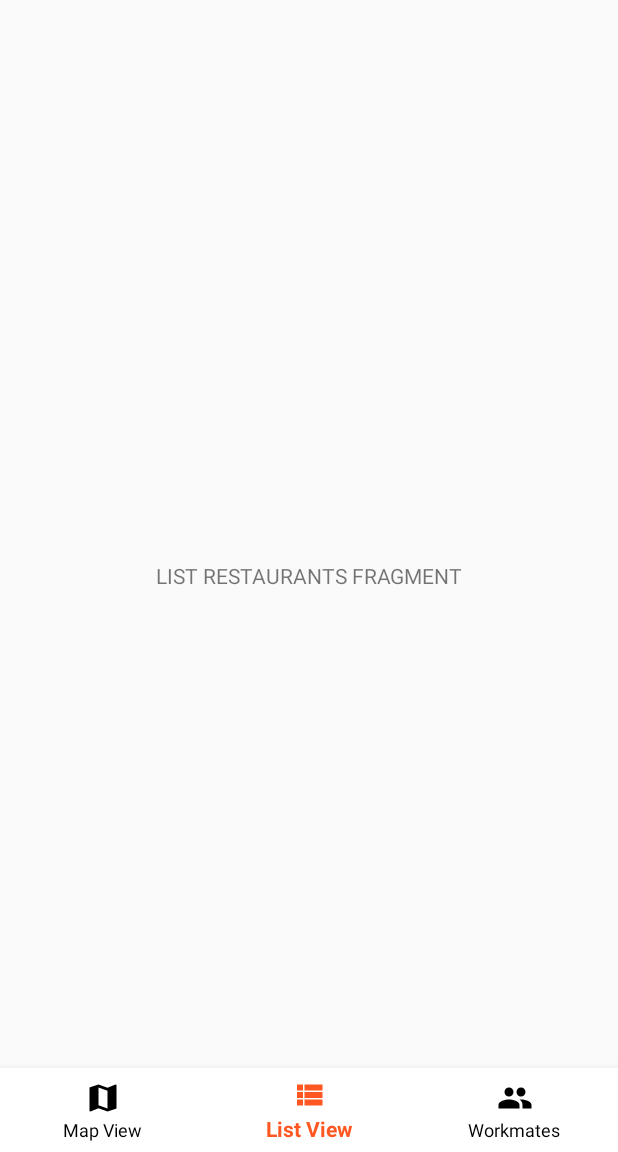
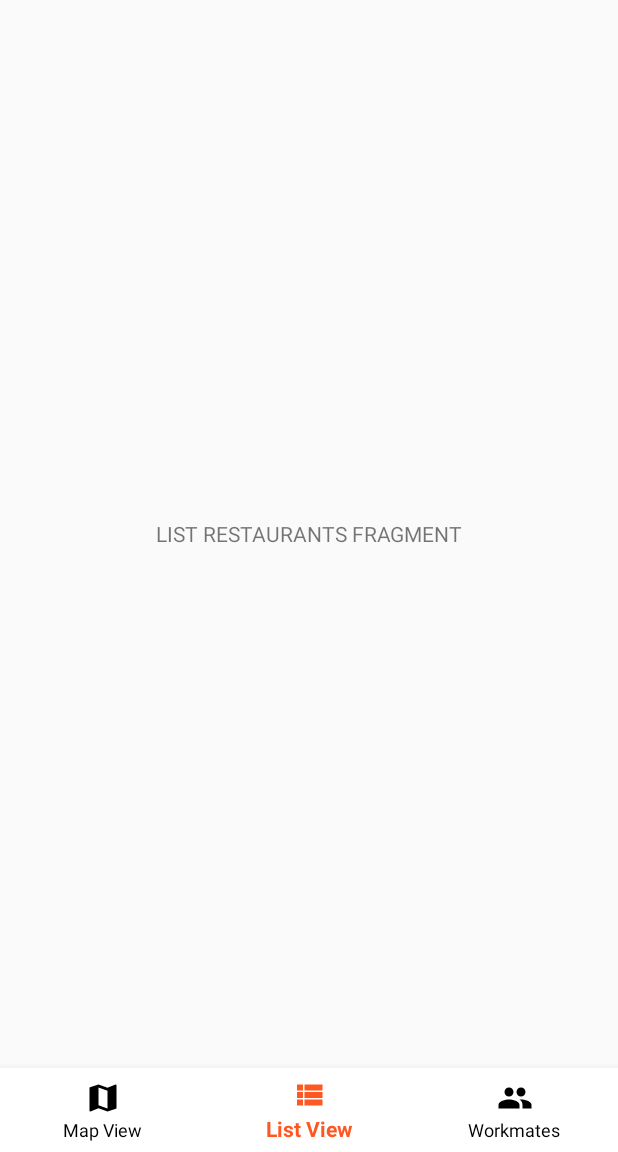
Before and after one commit to CharlotteJu/Go4Launch, an Android app: the screen it shows after launch once a user with an empty profile is signed in (MainActivity), item 2 of the bottom bar chosen, on a phone screen of 412 x 824 dp, the part 84-1236 px from its top. Run offline under Robolectric (Android 15) with nearby library versions, the phone set to English and light mode, and no system bars; our stand-ins replace ButterKnife, Firebase (no records; nobody signed in at launch, a user with empty details on screens opened directly); libraries missing offline, so code that uses them is left out: com.firebase.ui.

Commit message:
Modification Navigation Drawer Layout

```diff
--- a/app/build.gradle
+++ b/app/build.gradle
@@ -56,5 +56,4 @@ dependencies {
     androidTestImplementation 'androidx.test.espresso:espresso-core:3.2.0'
 
 
-
 }
--- a/app/src/main/java/com/example/go4lunch/view/activities/AuthActivity.java
+++ b/app/src/main/java/com/example/go4lunch/view/activities/AuthActivity.java
@@ -30,12 +30,17 @@ public class AuthActivity extends AppCompatActivity {
     private final static int FIREBASE_UI = 100;
 
     @Override
+    protected void onStart() {
+        super.onStart();
+        this.userConnected();
+    }
+
+    @Override
     protected void onCreate(Bundle savedInstanceState) {
-        this.userConnected();
+
         super.onCreate(savedInstanceState);
         setContentView(R.layout.activity_auth);
         ButterKnife.bind(this);
-
     }
 
 
--- a/app/src/main/java/com/example/go4lunch/view/activities/MainActivity.java
+++ b/app/src/main/java/com/example/go4lunch/view/activities/MainActivity.java
@@ -63,13 +63,19 @@ public class MainActivity extends AppCompatActivity implements NavigationView.On
         configureNavigationView();
     }
 
+    ///////////////////////////////////CONFIGURE METHODS///////////////////////////////////
 
-    //CONFIGURE TOOLBAR
+    /**
+     * Configure the Toolbar {@link Toolbar}
+     */
     private void configureToolbar()
     {
         setSupportActionBar(toolbar);
     }
 
+    /**
+     * Configure the DrawerLayout {@link DrawerLayout}
+     */
     private void configureDrawerLayout()
     {
         ActionBarDrawerToggle toggle = new ActionBarDrawerToggle(this, drawerLayout, toolbar,
@@ -78,45 +84,17 @@ public class MainActivity extends AppCompatActivity implements NavigationView.On
         toggle.syncState();
     }
 
+    /**
+     * Configure the NavigationView {@link NavigationView}
+     */
     private void configureNavigationView()
     {
         navigationView.setNavigationItemSelectedListener(this);
     }
 
-    //CONFIGURE VIEW
-    private void displayFragment(Fragment fragment)
-    {
-        getSupportFragmentManager().beginTransaction().replace(R.id.navigation_drawer_frame_layout, fragment).commit();
-    }
-
-    private MapViewFragment displayMapViewFragment()
-    {
-        if (this.mapViewFragment == null)
-        {
-            this.mapViewFragment = MapViewFragment.newInstance();
-        }
-        return this.mapViewFragment;
-    }
-
-    private ListRestaurantsFragment displayListRestaurantsFragment()
-    {
-        if (this.listRestaurantsFragment == null)
-        {
-            this.listRestaurantsFragment = ListRestaurantsFragment.newInstance();
-        }
-        return this.listRestaurantsFragment;
-    }
-
-    private ListWorkmatesFragment displayListWorkmatesFragment()
-    {
-        if (this.listWorkmatesFragment == null)
-        {
-            this.listWorkmatesFragment = ListWorkmatesFragment.newInstance();
-        }
-        return listWorkmatesFragment;
-    }
-
-
+    /**
+     * Configure the BottomView {@link BottomNavigationView}
+     */
     private void configureBottomView()
     {
         bottomNavigationView.setOnNavigationItemSelectedListener(new BottomNavigationView.OnNavigationItemSelectedListener() {
@@ -141,6 +119,52 @@ public class MainActivity extends AppCompatActivity implements NavigationView.On
         });
     }
 
+    /**
+     * Display a fragment
+     * @param fragment
+     */
+    private void displayFragment(Fragment fragment)
+    {
+        getSupportFragmentManager().beginTransaction().replace(R.id.navigation_drawer_frame_layout, fragment).commit();
+    }
+
+    /**
+     * Display the MapViewFragment {@link MapViewFragment}
+     */
+    private MapViewFragment displayMapViewFragment()
+    {
+        if (this.mapViewFragment == null)
+        {
+            this.mapViewFragment = MapViewFragment.newInstance();
+        }
+        return this.mapViewFragment;
+    }
+
+    /**
+     * Display the ListRestaurantsFragment {@link ListRestaurantsFragment}
+     */
+    private ListRestaurantsFragment displayListRestaurantsFragment()
+    {
+        if (this.listRestaurantsFragment == null)
+        {
+            this.listRestaurantsFragment = ListRestaurantsFragment.newInstance();
+        }
+        return this.listRestaurantsFragment;
+    }
+
+    /**
+     * Display the ListWorkmatesFragment {@link ListWorkmatesFragment}
+     */
+    private ListWorkmatesFragment displayListWorkmatesFragment()
+    {
+        if (this.listWorkmatesFragment == null)
+        {
+            this.listWorkmatesFragment = ListWorkmatesFragment.newInstance();
+        }
+        return listWorkmatesFragment;
+    }
+
+    ///////////////////////////////////OVERRIDE METHODS///////////////////////////////////
 
     @Override
     public void onBackPressed() {
@@ -174,6 +198,11 @@ public class MainActivity extends AppCompatActivity implements NavigationView.On
         return true;
     }
 
+    ///////////////////////////////////LOG OUT METHODS///////////////////////////////////
+
+    /**
+     * Create and show an AlertDialog to logOut() {@link AlertDialog}
+     */
     private void createAndShowPopUpLogOut()
     {
         AlertDialog.Builder builder = new AlertDialog.Builder(this);
@@ -181,7 +210,8 @@ public class MainActivity extends AppCompatActivity implements NavigationView.On
         builder.setMessage("Êtes-vous sûr de vouloir vous déconnecter ?");
         builder.setPositiveButton("Oui", new DialogInterface.OnClickListener() {
                     @Override
-                    public void onClick(DialogInterface dialogInterface, int i) {
+                    public void onClick(DialogInterface dialogInterface, int i)
+                    {
                         logOut();
                     }
                 });
@@ -191,6 +221,9 @@ public class MainActivity extends AppCompatActivity implements NavigationView.On
         alertDialog.show();
     }
 
+    /**
+     * Log Out from Firebase {@link AuthUI}
+     */
     private void logOut()
     {
         AuthUI.getInstance().signOut(this).addOnSuccessListener(this, new OnSuccessListener<Void>() {
--- a/app/src/main/res/drawable/ic_settings_black_24dp.xml
+++ b/app/src/main/res/drawable/ic_settings_black_24dp.xml
@@ -4,6 +4,6 @@
         android:viewportWidth="24"
         android:viewportHeight="24">
     <path
-        android:fillColor="#FF000000"
+        android:fillColor="#FFFF"
         android:pathData="M19.1,12.9a2.8,2.8 0,0 0,0.1 -0.9,2.8 2.8,0 0,0 -0.1,-0.9l2.1,-1.6a0.7,0.7 0,0 0,0.1 -0.6L19.4,5.5a0.7,0.7 0,0 0,-0.6 -0.2l-2.4,1a6.5,6.5 0,0 0,-1.6 -0.9l-0.4,-2.6a0.5,0.5 0,0 0,-0.5 -0.4H10.1a0.5,0.5 0,0 0,-0.5 0.4L9.3,5.4a5.6,5.6 0,0 0,-1.7 0.9l-2.4,-1a0.4,0.4 0,0 0,-0.5 0.2l-2,3.4c-0.1,0.2 0,0.4 0.2,0.6l2,1.6a2.8,2.8 0,0 0,-0.1 0.9,2.8 2.8,0 0,0 0.1,0.9L2.8,14.5a0.7,0.7 0,0 0,-0.1 0.6l1.9,3.4a0.7,0.7 0,0 0,0.6 0.2l2.4,-1a6.5,6.5 0,0 0,1.6 0.9l0.4,2.6a0.5,0.5 0,0 0,0.5 0.4h3.8a0.5,0.5 0,0 0,0.5 -0.4l0.3,-2.6a5.6,5.6 0,0 0,1.7 -0.9l2.4,1a0.4,0.4 0,0 0,0.5 -0.2l2,-3.4c0.1,-0.2 0,-0.4 -0.2,-0.6ZM12,15.6A3.6,3.6 0,1 1,15.6 12,3.6 3.6,0 0,1 12,15.6Z"/>
 </vector>
--- a/app/src/main/res/layout/activity_main.xml
+++ b/app/src/main/res/layout/activity_main.xml
@@ -9,27 +9,37 @@
     android:fitsSystemWindows="true"
     tools:openDrawer="start">
 
-    <LinearLayout
+    <androidx.constraintlayout.widget.ConstraintLayout
         android:layout_width="match_parent"
         android:layout_height="match_parent"
         android:orientation="vertical">
 
-        <androidx.appcompat.widget.Toolbar
-            android:id="@+id/toolbar"
-            android:layout_width="match_parent"
-            android:layout_height="wrap_content"
-            android:minHeight="?attr/actionBarSize"
-            android:background="@color/colorPrimary"
-            style="@style/toolbar"
-            />
+        <include
+            layout="@layout/toolbar"/>
 
         <FrameLayout
             android:id="@+id/navigation_drawer_frame_layout"
             android:layout_width="match_parent"
-            android:layout_height="match_parent" />
+            android:layout_height="0dp"
+            app:layout_constraintStart_toStartOf="parent"
+            app:layout_constraintTop_toBottomOf="@+id/toolbar"
+            app:layout_constraintBottom_toTopOf="@id/bottom_navigation"/>
+
+        <com.google.android.material.bottomnavigation.BottomNavigationView
+
+            android:id="@+id/bottom_navigation"
+            android:layout_width="0dp"
+            android:layout_height="wrap_content"
+            android:background="@color/colorAccentWhite"
+            app:itemIconTint="@drawable/bottom_navigation_colors"
+            app:itemTextColor="@drawable/bottom_navigation_colors"
+            app:menu="@menu/bottom_navigation_menu"
+            app:layout_constraintBottom_toBottomOf="parent"
+            app:layout_constraintStart_toStartOf="parent"
+            app:layout_constraintEnd_toEndOf="parent"/>
 
 
-    </LinearLayout>
+    </androidx.constraintlayout.widget.ConstraintLayout>
 
     <com.google.android.material.navigation.NavigationView
         android:id="@+id/navigation_drawer_nav_view"
@@ -39,34 +49,30 @@
         android:background="@color/colorOrangeNav"
         android:fitsSystemWindows="true"
         app:headerLayout="@layout/navigation_header"
+        app:itemTextColor="@color/colorAccentWhite"
+        app:itemIconTint="@color/colorAccentWhite"
         app:menu="@menu/navigation_drawer_menu">
 
+        <androidx.constraintlayout.widget.ConstraintLayout
+            android:layout_width="match_parent"
+            android:layout_height="match_parent">
 
-        <ImageView
-            android:layout_width="120dp"
-            android:layout_height="120dp"
-            android:layout_gravity="bottom|center"
-            android:layout_marginBottom="50dp"
-            android:baselineAlignBottom="true"
-            android:src="@drawable/ic_logo_go4lunch" />
+            <ImageView
+                android:layout_width="0dp"
+                android:layout_height="120dp"
+                app:layout_constraintDimensionRatio="1:1"
+                app:layout_constraintBottom_toBottomOf="parent"
+                app:layout_constraintStart_toStartOf="parent"
+                android:src="@drawable/ic_logo_go4lunch"
+                android:fitsSystemWindows="true"
+                android:contentDescription="@null"
+                app:layout_constraintEnd_toEndOf="parent"/>
+
+        </androidx.constraintlayout.widget.ConstraintLayout>
+
 
     </com.google.android.material.navigation.NavigationView>
 
-    <RelativeLayout
-        android:layout_width="match_parent"
-        android:layout_height="wrap_content">
 
-        <com.google.android.material.bottomnavigation.BottomNavigationView
-
-            android:id="@+id/bottom_navigation"
-            android:layout_width="match_parent"
-            android:layout_height="wrap_content"
-            android:background="@color/colorAccentWhite"
-            app:itemIconTint="@drawable/bottom_navigation_colors"
-            app:itemTextColor="@drawable/bottom_navigation_colors"
-            app:menu="@menu/bottom_navigation_menu"
-            android:layout_alignParentBottom="true"
-            />
-    </RelativeLayout>
 
 </androidx.drawerlayout.widget.DrawerLayout>
--- a/app/src/main/res/layout/item_list_restaurants.xml
+++ b/app/src/main/res/layout/item_list_restaurants.xml
@@ -3,6 +3,7 @@
     xmlns:tools="http://schemas.android.com/tools"
     android:layout_width="match_parent"
     android:layout_height="wrap_content"
+    android:paddingBottom="16dp"
     xmlns:app="http://schemas.android.com/apk/res-auto">
 
     <!-- TEXT VIEW -->
@@ -42,8 +43,7 @@
         android:text="Horaires"
         style="@style/item_list_restaurant_hours_txt"
         app:layout_constraintTop_toBottomOf="@id/item_list_restaurant_type_txt"
-        app:layout_constraintStart_toStartOf="@id/item_list_restaurant_type_txt"
-        android:layout_marginBottom="30dp"/>
+        app:layout_constraintStart_toStartOf="@id/item_list_restaurant_type_txt" />
 
     <TextView
         android:id="@+id/item_list_restaurant_distance_txt"
--- a/app/src/main/res/layout/toolbar.xml
+++ b/app/src/main/res/layout/toolbar.xml
@@ -7,5 +7,4 @@
     android:layout_height="wrap_content"
     android:minHeight="?attr/actionBarSize"
     android:background="@color/colorPrimary"
-    style="@style/toolbar"
-    />
+    style="@style/toolbar" />
--- a/app/src/main/res/values/strings.xml
+++ b/app/src/main/res/values/strings.xml
@@ -32,5 +32,8 @@
     <string name="navigation_drawer_open">Open navigation drawer</string>
     <string name="navigation_drawer_close">Close navigation drawer</string>
 
+    <!-- TODO: Remove or change this placeholder text -->
+    <string name="hello_blank_fragment">Hello blank fragment</string>
+
 
 </resources>
--- a/app/src/main/res/values/styles.xml
+++ b/app/src/main/res/values/styles.xml
@@ -72,7 +72,6 @@
     <style name="nav_drawer_title" parent="nav_drawer_txt">
         <item name="android:textSize">@dimen/nav_drawer_size_title</item>
         <item name="android:textStyle">bold</item>
-        <item name="android:layout_marginTop">@dimen/nav_drawer_marginTop_title</item>
     </style>
 
     <!-- Nav Drawer Name -->
```
Also changed, not shown: app/src/main/java/com/example/go4lunch/view/fragments/DetailsFragment.java (added, +32 -0 lines), app/src/main/res/drawable/ic_lunch_2.xml (deleted, +0 -9 lines), app/src/main/res/drawable/ic_star_yellow.xml (deleted, +0 -12 lines), app/src/main/res/layout/fragment_details.xml (added, +124 -0 lines), app/src/main/res/layout/navigation_drawer.xml (deleted, +0 -73 lines), app/src/main/res/layout/navigation_header.xml (+19 -23 lines).
